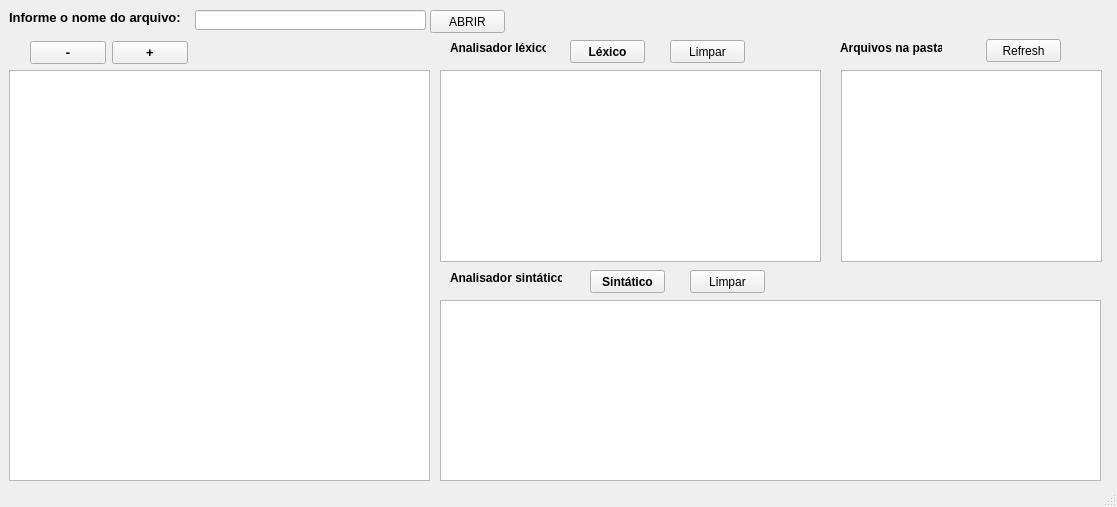
First picture: the form in trabalho/Interface.ui, repository EricTierre/compiladores, before the edit.
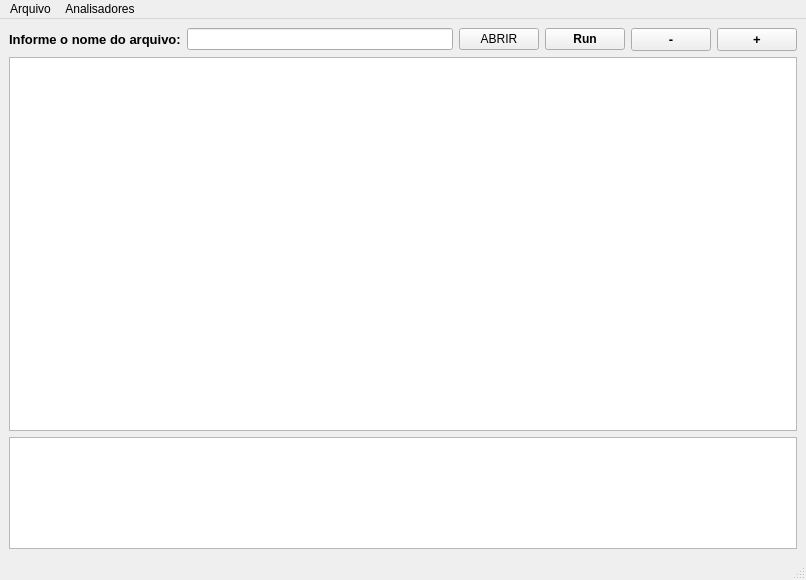
Second picture: the form after the edit. Icons and pictures are not drawn. Custom widgets are drawn as their Qt base class.

Patch:
```diff
--- a/trabalho/Interface.ui
+++ b/trabalho/Interface.ui
@@ -12,8 +12,8 @@
    <rect>
     <x>0</x>
     <y>0</y>
-    <width>1117</width>
-    <height>507</height>
+    <width>806</width>
+    <height>580</height>
    </rect>
   </property>
   <property name="sizePolicy">
@@ -33,340 +33,158 @@
    <string notr="true">background: (181, 181, 181);</string>
   </property>
   <widget class="QWidget" name="centralwidget">
-   <widget class="QLabel" name="label">
-    <property name="geometry">
-     <rect>
-      <x>9</x>
-      <y>9</y>
-      <width>180</width>
-      <height>16</height>
-     </rect>
-    </property>
-    <property name="font">
-     <font>
-      <pointsize>10</pointsize>
-      <weight>75</weight>
-      <bold>true</bold>
-     </font>
-    </property>
-    <property name="text">
-     <string>Informe o nome do arquivo:</string>
-    </property>
-   </widget>
-   <widget class="QLineEdit" name="lineEdit">
-    <property name="geometry">
-     <rect>
-      <x>195</x>
-      <y>10</y>
-      <width>231</width>
-      <height>20</height>
-     </rect>
-    </property>
-   </widget>
-   <widget class="QPushButton" name="botao_abrirarquivo">
-    <property name="geometry">
-     <rect>
-      <x>430</x>
-      <y>10</y>
-      <width>75</width>
-      <height>23</height>
-     </rect>
-    </property>
-    <property name="font">
-     <font>
-      <pointsize>9</pointsize>
-     </font>
-    </property>
-    <property name="text">
-     <string>ABRIR</string>
-    </property>
-   </widget>
-   <widget class="QLabel" name="label_2">
-    <property name="geometry">
-     <rect>
-      <x>450</x>
-      <y>40</y>
-      <width>96</width>
-      <height>16</height>
-     </rect>
-    </property>
-    <property name="font">
-     <font>
-      <weight>75</weight>
-      <bold>true</bold>
-     </font>
-    </property>
-    <property name="text">
-     <string>Analisador léxico</string>
-    </property>
-   </widget>
-   <widget class="QPushButton" name="botao_lexico">
-    <property name="geometry">
-     <rect>
-      <x>570</x>
-      <y>40</y>
-      <width>75</width>
-      <height>23</height>
-     </rect>
-    </property>
-    <property name="font">
-     <font>
-      <weight>75</weight>
-      <bold>true</bold>
-     </font>
-    </property>
-    <property name="text">
-     <string>Léxico</string>
-    </property>
-   </widget>
-   <widget class="QPushButton" name="botao_deletar">
-    <property name="geometry">
-     <rect>
-      <x>670</x>
-      <y>40</y>
-      <width>75</width>
-      <height>23</height>
-     </rect>
-    </property>
-    <property name="text">
-     <string>Limpar</string>
-    </property>
-   </widget>
-   <widget class="QLabel" name="label_3">
-    <property name="geometry">
-     <rect>
-      <x>840</x>
-      <y>40</y>
-      <width>102</width>
-      <height>16</height>
-     </rect>
-    </property>
-    <property name="font">
-     <font>
-      <weight>75</weight>
-      <bold>true</bold>
-     </font>
-    </property>
-    <property name="text">
-     <string>Arquivos na pasta</string>
-    </property>
-   </widget>
-   <widget class="QPushButton" name="refreshbtn">
-    <property name="geometry">
-     <rect>
-      <x>986</x>
-      <y>39</y>
-      <width>75</width>
-      <height>23</height>
-     </rect>
-    </property>
-    <property name="text">
-     <string>Refresh</string>
-    </property>
-   </widget>
-   <widget class="CodeEditor" name="campotexto_arquivo">
-    <property name="geometry">
-     <rect>
-      <x>9</x>
-      <y>70</y>
-      <width>421</width>
-      <height>411</height>
-     </rect>
-    </property>
-    <property name="sizePolicy">
-     <sizepolicy hsizetype="Expanding" vsizetype="Minimum">
-      <horstretch>0</horstretch>
-      <verstretch>0</verstretch>
-     </sizepolicy>
-    </property>
-    <property name="font">
-     <font>
-      <pointsize>14</pointsize>
-     </font>
-    </property>
-    <property name="styleSheet">
-     <string notr="true"/>
-    </property>
-    <property name="midLineWidth">
-     <number>0</number>
-    </property>
-   </widget>
-   <widget class="QTextEdit" name="campotexto_lexico">
-    <property name="geometry">
-     <rect>
-      <x>440</x>
-      <y>70</y>
-      <width>381</width>
-      <height>192</height>
-     </rect>
-    </property>
-    <property name="font">
-     <font>
-      <pointsize>14</pointsize>
-      <weight>50</weight>
-      <bold>false</bold>
-     </font>
-    </property>
-    <property name="cursor" stdset="0">
-     <cursorShape>ArrowCursor</cursorShape>
-    </property>
-    <property name="readOnly">
-     <bool>true</bool>
-    </property>
-    <property name="html">
-     <string>&lt;!DOCTYPE HTML PUBLIC &quot;-//W3C//DTD HTML 4.0//EN&quot; &quot;http://www.w3.org/TR/REC-html40/strict.dtd&quot;&gt;
-&lt;html&gt;&lt;head&gt;&lt;meta name=&quot;qrichtext&quot; content=&quot;1&quot; /&gt;&lt;style type=&quot;text/css&quot;&gt;
-p, li { white-space: pre-wrap; }
-&lt;/style&gt;&lt;/head&gt;&lt;body style=&quot; font-family:'MS Shell Dlg 2'; font-size:14pt; font-weight:400; font-style:normal;&quot;&gt;
-&lt;p style=&quot;-qt-paragraph-type:empty; margin-top:0px; margin-bottom:0px; margin-left:0px; margin-right:0px; -qt-block-indent:0; text-indent:0px; font-size:8.25pt;&quot;&gt;&lt;br /&gt;&lt;/p&gt;&lt;/body&gt;&lt;/html&gt;</string>
-    </property>
-   </widget>
-   <widget class="QTextEdit" name="arquivos">
-    <property name="geometry">
-     <rect>
-      <x>841</x>
-      <y>70</y>
-      <width>261</width>
-      <height>192</height>
-     </rect>
-    </property>
-    <property name="sizePolicy">
-     <sizepolicy hsizetype="Expanding" vsizetype="Fixed">
-      <horstretch>0</horstretch>
-      <verstretch>0</verstretch>
-     </sizepolicy>
-    </property>
-    <property name="font">
-     <font>
-      <pointsize>14</pointsize>
-      <weight>50</weight>
-      <bold>false</bold>
-     </font>
-    </property>
-    <property name="readOnly">
-     <bool>true</bool>
-    </property>
-    <property name="html">
-     <string>&lt;!DOCTYPE HTML PUBLIC &quot;-//W3C//DTD HTML 4.0//EN&quot; &quot;http://www.w3.org/TR/REC-html40/strict.dtd&quot;&gt;
+   <layout class="QGridLayout" name="gridLayout">
+    <item row="0" column="4">
+     <layout class="QHBoxLayout" name="horizontalLayout_3">
+      <item alignment="Qt::AlignLeft">
+       <widget class="QPushButton" name="botao_zoomdown">
+        <property name="font">
+         <font>
+          <pointsize>10</pointsize>
+          <weight>75</weight>
+          <bold>true</bold>
+         </font>
+        </property>
+        <property name="text">
+         <string>-</string>
+        </property>
+       </widget>
+      </item>
+      <item alignment="Qt::AlignLeft">
+       <widget class="QPushButton" name="botao_zoomup">
+        <property name="font">
+         <font>
+          <pointsize>10</pointsize>
+          <weight>75</weight>
+          <bold>true</bold>
+         </font>
+        </property>
+        <property name="text">
+         <string>+</string>
+        </property>
+       </widget>
+      </item>
+     </layout>
+    </item>
+    <item row="1" column="0" colspan="5">
+     <widget class="CodeEditor" name="campotexto_arquivo">
+      <property name="sizePolicy">
+       <sizepolicy hsizetype="Preferred" vsizetype="Preferred">
+        <horstretch>0</horstretch>
+        <verstretch>10</verstretch>
+       </sizepolicy>
+      </property>
+      <property name="font">
+       <font>
+        <pointsize>14</pointsize>
+       </font>
+      </property>
+      <property name="styleSheet">
+       <string notr="true"/>
+      </property>
+      <property name="midLineWidth">
+       <number>0</number>
+      </property>
+     </widget>
+    </item>
+    <item row="0" column="1">
+     <widget class="QLineEdit" name="lineEdit"/>
+    </item>
+    <item row="0" column="3">
+     <widget class="QPushButton" name="botao_Run">
+      <property name="font">
+       <font>
+        <weight>75</weight>
+        <bold>true</bold>
+       </font>
+      </property>
+      <property name="text">
+       <string>Run</string>
+      </property>
+     </widget>
+    </item>
+    <item row="2" column="0" colspan="5">
+     <widget class="QTextEdit" name="campo_terminal">
+      <property name="sizePolicy">
+       <sizepolicy hsizetype="Preferred" vsizetype="Preferred">
+        <horstretch>0</horstretch>
+        <verstretch>3</verstretch>
+       </sizepolicy>
+      </property>
+      <property name="font">
+       <font>
+        <pointsize>14</pointsize>
+        <weight>50</weight>
+        <bold>false</bold>
+       </font>
+      </property>
+      <property name="readOnly">
+       <bool>true</bool>
+      </property>
+      <property name="html">
+       <string>&lt;!DOCTYPE HTML PUBLIC &quot;-//W3C//DTD HTML 4.0//EN&quot; &quot;http://www.w3.org/TR/REC-html40/strict.dtd&quot;&gt;
 &lt;html&gt;&lt;head&gt;&lt;meta name=&quot;qrichtext&quot; content=&quot;1&quot; /&gt;&lt;style type=&quot;text/css&quot;&gt;
 p, li { white-space: pre-wrap; }
 &lt;/style&gt;&lt;/head&gt;&lt;body style=&quot; font-family:'MS Shell Dlg 2'; font-size:14pt; font-weight:400; font-style:normal;&quot;&gt;
 &lt;p style=&quot; margin-top:0px; margin-bottom:0px; margin-left:0px; margin-right:0px; -qt-block-indent:0; text-indent:0px;&quot;&gt;&lt;br /&gt;&lt;/p&gt;&lt;/body&gt;&lt;/html&gt;</string>
-    </property>
-   </widget>
-   <widget class="QLabel" name="label_4">
-    <property name="geometry">
-     <rect>
-      <x>450</x>
-      <y>270</y>
-      <width>112</width>
-      <height>16</height>
-     </rect>
-    </property>
-    <property name="font">
-     <font>
-      <weight>75</weight>
-      <bold>true</bold>
-     </font>
-    </property>
-    <property name="text">
-     <string>Analisador sintático</string>
-    </property>
-   </widget>
-   <widget class="QTextEdit" name="campotexto_sintatico">
-    <property name="geometry">
-     <rect>
-      <x>440</x>
-      <y>300</y>
-      <width>661</width>
-      <height>181</height>
-     </rect>
-    </property>
-    <property name="font">
-     <font>
-      <pointsize>14</pointsize>
-      <weight>50</weight>
-      <bold>false</bold>
-     </font>
-    </property>
-    <property name="readOnly">
-     <bool>true</bool>
-    </property>
-   </widget>
-   <widget class="QPushButton" name="botao_sintatico">
-    <property name="geometry">
-     <rect>
-      <x>590</x>
-      <y>270</y>
-      <width>75</width>
-      <height>23</height>
-     </rect>
-    </property>
-    <property name="font">
-     <font>
-      <weight>75</weight>
-      <bold>true</bold>
-     </font>
-    </property>
-    <property name="text">
-     <string>Sintático</string>
-    </property>
-   </widget>
-   <widget class="QPushButton" name="botao_deletar_2">
-    <property name="geometry">
-     <rect>
-      <x>690</x>
-      <y>270</y>
-      <width>75</width>
-      <height>23</height>
-     </rect>
-    </property>
-    <property name="text">
-     <string>Limpar</string>
-    </property>
-   </widget>
-   <widget class="QWidget" name="layoutWidget">
-    <property name="geometry">
-     <rect>
-      <x>30</x>
-      <y>40</y>
-      <width>158</width>
-      <height>26</height>
-     </rect>
-    </property>
-    <layout class="QHBoxLayout" name="horizontalLayout_3">
-     <item alignment="Qt::AlignLeft">
-      <widget class="QPushButton" name="botao_zoomdown">
-       <property name="font">
-        <font>
-         <pointsize>10</pointsize>
-         <weight>75</weight>
-         <bold>true</bold>
-        </font>
-       </property>
-       <property name="text">
-        <string>-</string>
-       </property>
-      </widget>
-     </item>
-     <item alignment="Qt::AlignLeft">
-      <widget class="QPushButton" name="botao_zoomup">
-       <property name="font">
-        <font>
-         <pointsize>10</pointsize>
-         <weight>75</weight>
-         <bold>true</bold>
-        </font>
-       </property>
-       <property name="text">
-        <string>+</string>
-       </property>
-      </widget>
-     </item>
-    </layout>
-   </widget>
+      </property>
+     </widget>
+    </item>
+    <item row="0" column="2">
+     <widget class="QPushButton" name="botao_abrirarquivo">
+      <property name="font">
+       <font>
+        <pointsize>9</pointsize>
+       </font>
+      </property>
+      <property name="text">
+       <string>ABRIR</string>
+      </property>
+     </widget>
+    </item>
+    <item row="0" column="0">
+     <widget class="QLabel" name="label">
+      <property name="font">
+       <font>
+        <pointsize>10</pointsize>
+        <weight>75</weight>
+        <bold>true</bold>
+       </font>
+      </property>
+      <property name="text">
+       <string>Informe o nome do arquivo:</string>
+      </property>
+     </widget>
+    </item>
+   </layout>
   </widget>
   <widget class="QStatusBar" name="statusbar"/>
+  <widget class="QMenuBar" name="menuBar">
+   <property name="geometry">
+    <rect>
+     <x>0</x>
+     <y>0</y>
+     <width>806</width>
+     <height>21</height>
+    </rect>
+   </property>
+   <widget class="QMenu" name="menuArquivo">
+    <property name="title">
+     <string>Arquivo</string>
+    </property>
+    <addaction name="action_Abrir"/>
+    <addaction name="action_Sair"/>
+   </widget>
+   <widget class="QMenu" name="menuAnalisadores">
+    <property name="title">
+     <string>Analisadores</string>
+    </property>
+    <addaction name="Open_Lexico"/>
+    <addaction name="Open_Sintatico"/>
+   </widget>
+   <addaction name="menuArquivo"/>
+   <addaction name="menuAnalisadores"/>
+  </widget>
   <action name="actionNew_file">
    <property name="text">
     <string>New file</string>
```
Left out of the diff: 22 changed lines with no effect on the pictures.
